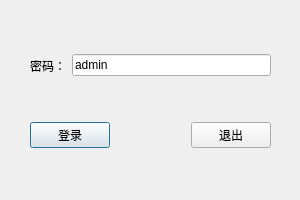
The window that src/logindialog.ui (2013timlee/PasswordBook) describes before a commit, drawn with Qt 5.
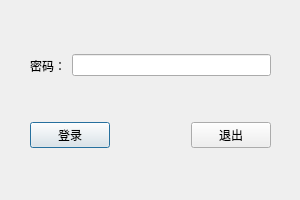
The same window after the commit.

Diff of the .ui file:
```diff
--- a/src/logindialog.ui
+++ b/src/logindialog.ui
@@ -52,7 +52,10 @@
     <item>
      <widget class="QLineEdit" name="pwdEdit">
       <property name="text">
-       <string>admin</string>
+       <string/>
+      </property>
+      <property name="echoMode">
+       <enum>QLineEdit::Password</enum>
       </property>
      </widget>
     </item>
```
